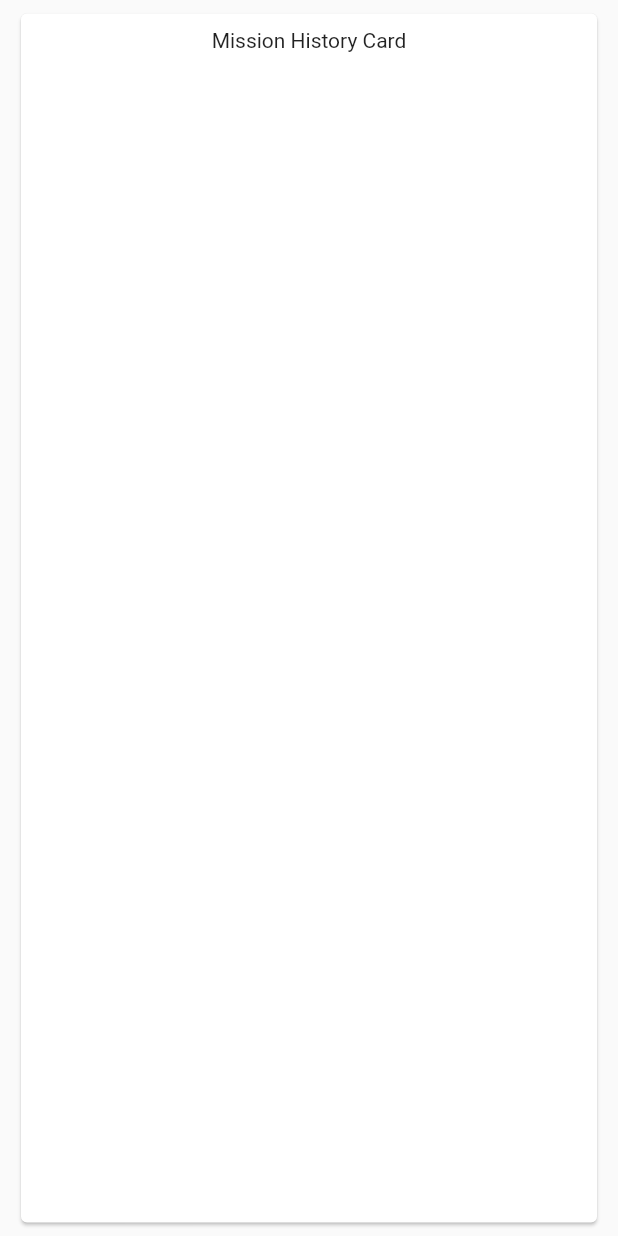
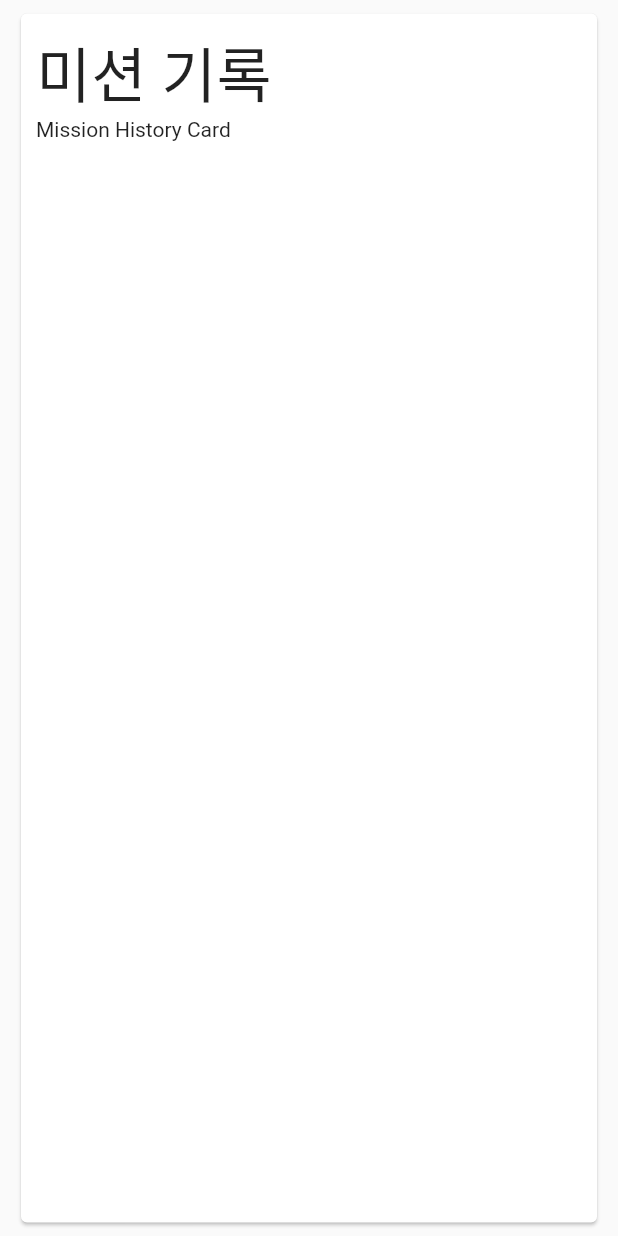
Before and after one commit to GDSC-CAU/Wiro-Flutter-App, a Flutter app: the MissionHistoryCard widget shown alone on an empty page, opened directly, on a phone screen of 412 x 824 dp. Run offline on Flutter 3.47's test engine with Material 2 defaults, Android fonts, the phone set to English and light mode, and no system bars; our stand-ins replace firebase_auth, firebase_core, google_sign_in; accounts and stored records are empty; generated files the repository leaves out were written again.

Commit message:
Update mission.dart : Apply Mission History Card Layout Elements

```diff
--- a/lib/pages/Mission.dart
+++ b/lib/pages/Mission.dart
@@ -71,7 +71,13 @@ class _MissionHistoryCardState extends State<MissionHistoryCard> {
             height: double.infinity,
             width: double.infinity,
             child: Column(
+              crossAxisAlignment: CrossAxisAlignment.start,
               children: const [
+                Text("미션 기록",
+                  style: TextStyle(
+                    fontSize: 40
+                  )
+                ),
                 Text("Mission History Card")
               ]
             ),
```
